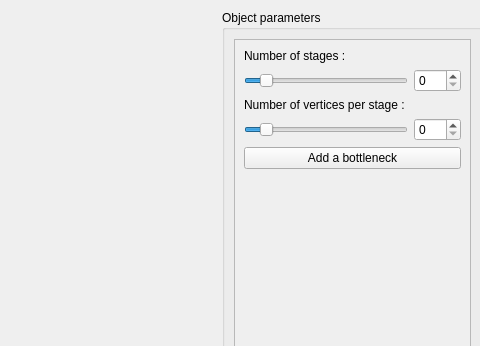
Above: src/mainwindow.ui from blomios/3DSceneCreator before the change; both pictures show x 538 to 1018 and y 0 to 346 of the 1018 by 593 pixel window. Below: the same form after it.
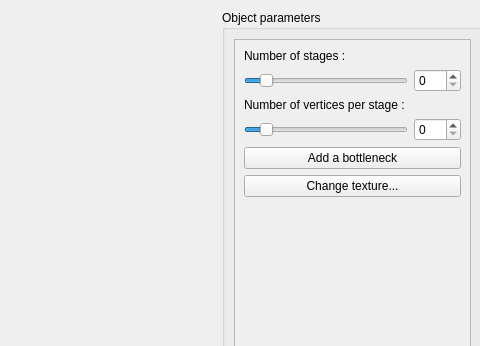
That is the form after the change. Custom widgets are drawn as their Qt base class.

Commit message: Implement a button allowing the user to select a PNG texture

```diff
--- a/src/mainwindow.ui
+++ b/src/mainwindow.ui
@@ -159,6 +159,13 @@
            </property>
           </widget>
          </item>
+         <item>
+          <widget class="QPushButton" name="textureButton">
+           <property name="text">
+            <string>Change texture...</string>
+           </property>
+          </widget>
+         </item>
          <item>
           <spacer name="verticalSpacer">
            <property name="orientation">
```
The commit also changes 4 other files.
